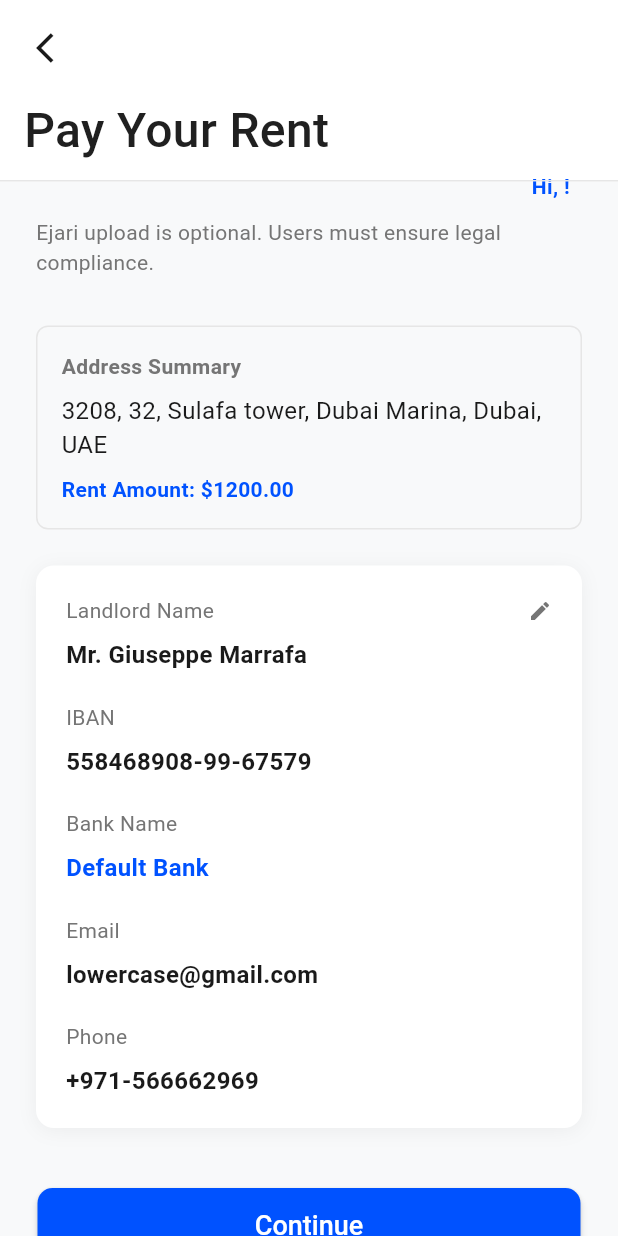
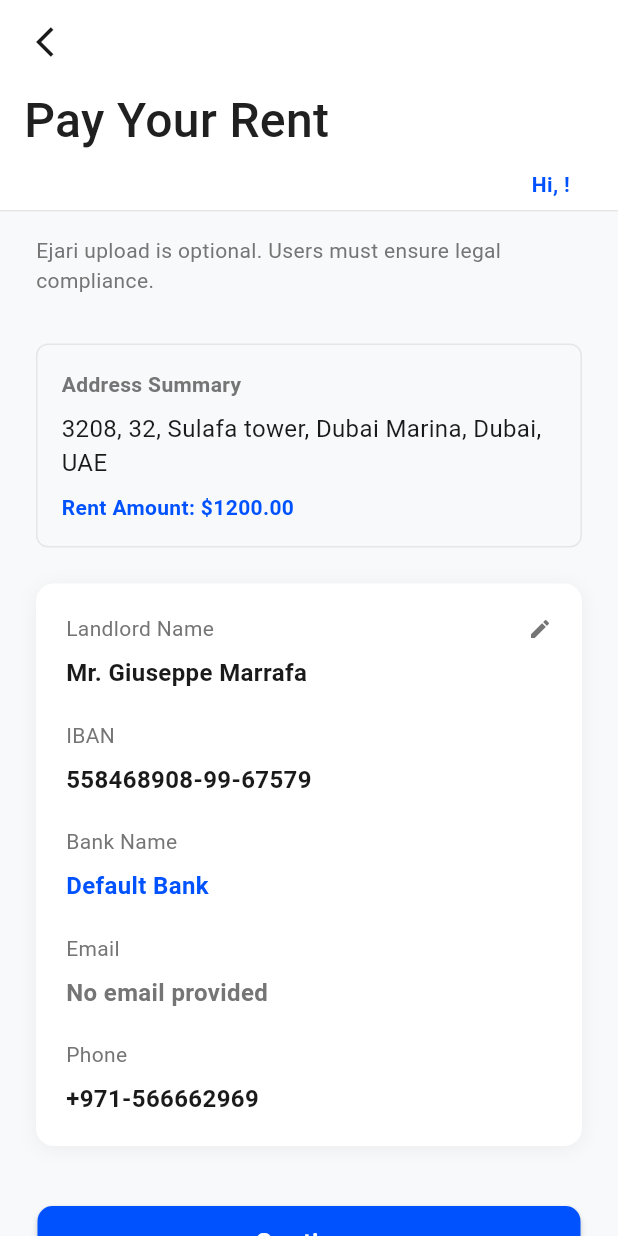
Before and after one commit to deepu9990/rent-payment-app, a Flutter app: the PayRentDetailsScreen screen opened directly, on a phone screen of 412 x 824 dp. Run offline on Flutter 3.47's test engine with Material 3 defaults, Android fonts, the phone set to English and light mode, and no system bars; accounts and stored records are empty; Roboto replaces fonts that are missing (Helvetica Neue, Parabolica).

Commit message:
Refactor UI components and improve form validation in rent payment screens

```diff
--- a/lib/components/custom_app_bar.dart
+++ b/lib/components/custom_app_bar.dart
@@ -1,7 +1,6 @@
 import 'package:flutter/material.dart';
 
 import '../utils/app_colors.dart';
-import '../utils/app_text_styles.dart';
 
 class CustomAppBar extends StatelessWidget implements PreferredSizeWidget {
   final String title;
@@ -23,16 +22,15 @@ class CustomAppBar extends StatelessWidget implements PreferredSizeWidget {
       backgroundColor: AppColors.cardBackground,
       elevation: 0,
       automaticallyImplyLeading: false,
-      toolbarHeight: 120, // Increased height to accommodate separate lines
+      toolbarHeight: 140, // Increased height to prevent overflow
       flexibleSpace: SafeArea(
         child: Padding(
-          padding: const EdgeInsets.symmetric(horizontal: 16),
+          padding: const EdgeInsets.symmetric(horizontal: 16, vertical: 8),
           child: Column(
             crossAxisAlignment: CrossAxisAlignment.start,
+            mainAxisAlignment: MainAxisAlignment.center,
             children: [
-              const SizedBox(height: 12),
-
-              if (showBackButton)
+              if (showBackButton) ...[
                 GestureDetector(
                   onTap:
                       onBackPressed ??
@@ -50,11 +48,12 @@ class CustomAppBar extends StatelessWidget implements PreferredSizeWidget {
                     ),
                   ),
                 ),
+                const SizedBox(height: 8),
+              ] else
                 const SizedBox(height: 16),
 
-              Container(
-                width: 219,
-                height: 38,
+              Flexible(
+                child: Container(
                   alignment: Alignment.centerLeft,
                   child: Text(
                     title,
@@ -63,8 +62,11 @@ class CustomAppBar extends StatelessWidget implements PreferredSizeWidget {
                       fontStyle: FontStyle.normal,
                       fontWeight: FontWeight.w500,
                       fontSize: 32,
-                    height: 38 / 32, // line-height equivalent
+                      height: 1.2, // Adjusted line height
                       color: Color(0xFF202020),
+                    ),
+                    maxLines: 2,
+                    overflow: TextOverflow.ellipsis,
                   ),
                 ),
               ),
@@ -88,5 +90,5 @@ class CustomAppBar extends StatelessWidget implements PreferredSizeWidget {
   }
 
   @override
-  Size get preferredSize => const Size.fromHeight(120 + 1); // Updated for new height
+  Size get preferredSize => const Size.fromHeight(140 + 1); // Updated for new height
 }
--- a/lib/components/custom_button.dart
+++ b/lib/components/custom_button.dart
@@ -1,6 +1,6 @@
 import 'package:flutter/material.dart';
+
 import '../utils/app_colors.dart';
-import '../utils/app_text_styles.dart';
 
 class CustomButton extends StatelessWidget {
   final String text;
@@ -28,7 +28,9 @@ class CustomButton extends StatelessWidget {
       child: ElevatedButton(
         onPressed: isLoading ? null : onPressed,
         style: ElevatedButton.styleFrom(
-          backgroundColor: isSecondary ? Colors.transparent : const Color(0xFF0052FF),
+          backgroundColor: isSecondary
+              ? Colors.transparent
+              : const Color(0xFF0052FF),
           foregroundColor: isSecondary ? const Color(0xFF0052FF) : Colors.white,
           elevation: isSecondary ? 0 : 2,
           side: isSecondary ? const BorderSide(color: Color(0xFF0052FF)) : null,
--- a/lib/screens/pay_rent_details_screen.dart
+++ b/lib/screens/pay_rent_details_screen.dart
@@ -28,7 +28,6 @@ class _PayRentDetailsScreenState extends State<PayRentDetailsScreen> {
 
     final userAccount = _dataService.getUserAccount();
     final landlordInfo = _dataService.getLandlordInfo();
-    final rentData = _dataService.getRentPaymentData();
 
     Future.delayed(const Duration(seconds: 3), () {
       if (mounted) {
@@ -127,8 +126,10 @@ class _PayRentDetailsScreenState extends State<PayRentDetailsScreen> {
               ),
           ],
         ),
-        body: SingleChildScrollView(
-          padding: const EdgeInsets.all(24),
+        body: SafeArea(
+          child: SingleChildScrollView(
+            physics: const BouncingScrollPhysics(),
+            padding: const EdgeInsets.fromLTRB(24, 16, 24, 24),
             child: Column(
               crossAxisAlignment: CrossAxisAlignment.start,
               children: [
@@ -244,9 +245,12 @@ class _PayRentDetailsScreenState extends State<PayRentDetailsScreen> {
                       Text(
                         landlordInfo?.email.isNotEmpty == true
                             ? landlordInfo!.email
-                          : 'lowercase@gmail.com',
+                            : 'No email provided',
                         style: AppTextStyles.body.copyWith(
                           fontWeight: FontWeight.w600,
+                          color: landlordInfo?.email.isNotEmpty == true
+                              ? AppColors.textPrimary
+                              : AppColors.textSecondary,
                         ),
                       ),
                       const SizedBox(height: 20),
@@ -273,7 +277,9 @@ class _PayRentDetailsScreenState extends State<PayRentDetailsScreen> {
                     isLoading: _isLoading,
                   ),
                 ),
+                const SizedBox(height: 20), // Add extra bottom padding
               ],
+            ),
           ),
         ),
       ),
```
Also changed, not shown: lib/components/custom_text_field.dart (+18 -7 lines), lib/screens/pay_rent_details_screen_fixed.dart (deleted, +0 -282 lines), lib/screens/pay_rent_screen.dart (+27 -3 lines). Lines whose indentation alone changed are shown as unchanged.
